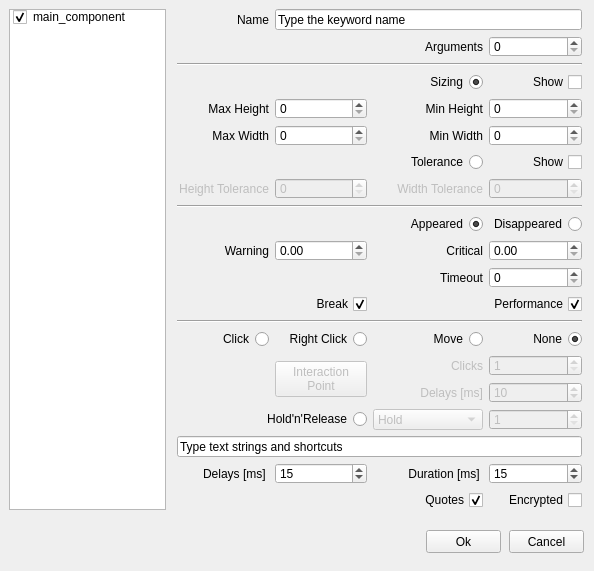
This is alyvix/extra/robotide/qt_ui/alyvix_rect_finder_properties_view.ui in alyvix/alyvix as Qt 5 draws it before an edit. The edited form follows.
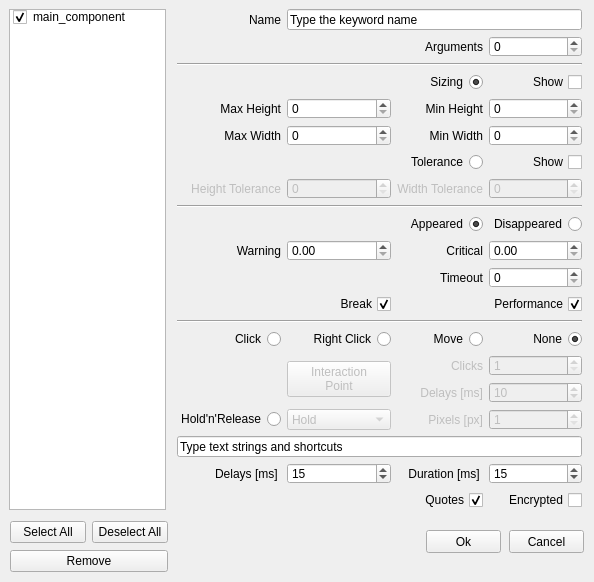
This is the edited form.

Patch:
```diff
--- a/alyvix/extra/robotide/qt_ui/alyvix_rect_finder_properties_view.ui
+++ b/alyvix/extra/robotide/qt_ui/alyvix_rect_finder_properties_view.ui
@@ -7,7 +7,7 @@
     <x>0</x>
     <y>0</y>
     <width>594</width>
-    <height>571</height>
+    <height>582</height>
    </rect>
   </property>
   <property name="windowTitle">
@@ -155,43 +155,6 @@
        </property>
       </widget>
      </item>
-     <item row="18" column="2">
-      <widget class="QComboBox" name="holdreleaseComboBox">
-       <property name="enabled">
-        <bool>false</bool>
-       </property>
-       <item>
-        <property name="text">
-         <string>Hold</string>
-        </property>
-       </item>
-       <item>
-        <property name="text">
-         <string>Release</string>
-        </property>
-       </item>
-       <item>
-        <property name="text">
-         <string>Release Up</string>
-        </property>
-       </item>
-       <item>
-        <property name="text">
-         <string>Release Down</string>
-        </property>
-       </item>
-       <item>
-        <property name="text">
-         <string>Release Left</string>
-        </property>
-       </item>
-       <item>
-        <property name="text">
-         <string>Release Right</string>
-        </property>
-       </item>
-      </widget>
-     </item>
      <item row="11" column="1">
       <widget class="QDoubleSpinBox" name="doubleSpinBoxWarning">
        <property name="maximum">
@@ -441,19 +404,6 @@
        </property>
       </widget>
      </item>
-     <item row="18" column="0" colspan="2">
-      <widget class="QRadioButton" name="holdreleaseRadio">
-       <property name="layoutDirection">
-        <enum>Qt::RightToLeft</enum>
-       </property>
-       <property name="text">
-        <string>Hold'n'Release</string>
-       </property>
-       <attribute name="buttonGroup">
-        <string notr="true">buttonGroup_2</string>
-       </attribute>
-      </widget>
-     </item>
      <item row="1" column="3">
       <widget class="QSpinBox" name="spinBoxArgs"/>
      </item>
@@ -734,6 +684,69 @@
        </property>
       </widget>
      </item>
+     <item row="18" column="0">
+      <widget class="QRadioButton" name="holdreleaseRadio">
+       <property name="layoutDirection">
+        <enum>Qt::RightToLeft</enum>
+       </property>
+       <property name="text">
+        <string>Hold'n'Release</string>
+       </property>
+       <attribute name="buttonGroup">
+        <string notr="true">buttonGroup_2</string>
+       </attribute>
+      </widget>
+     </item>
+     <item row="18" column="1">
+      <widget class="QComboBox" name="holdreleaseComboBox">
+       <property name="enabled">
+        <bool>false</bool>
+       </property>
+       <item>
+        <property name="text">
+         <string>Hold</string>
+        </property>
+       </item>
+       <item>
+        <property name="text">
+         <string>Release</string>
+        </property>
+       </item>
+       <item>
+        <property name="text">
+         <string>Release Up</string>
+        </property>
+       </item>
+       <item>
+        <property name="text">
+         <string>Release Down</string>
+        </property>
+       </item>
+       <item>
+        <property name="text">
+         <string>Release Left</string>
+        </property>
+       </item>
+       <item>
+        <property name="text">
+         <string>Release Right</string>
+        </property>
+       </item>
+      </widget>
+     </item>
+     <item row="18" column="2">
+      <widget class="QLabel" name="labelPixels">
+       <property name="enabled">
+        <bool>false</bool>
+       </property>
+       <property name="text">
+        <string>Pixels [px]</string>
+       </property>
+       <property name="alignment">
+        <set>Qt::AlignRight|Qt::AlignTrailing|Qt::AlignVCenter</set>
+       </property>
+      </widget>
+     </item>
     </layout>
    </widget>
   </widget>
@@ -1370,6 +1383,39 @@
     <string notr="true">buttonGroup_3</string>
    </attribute>
   </widget>
+  <widget class="QWidget" name="gridLayoutWidget_3">
+   <property name="geometry">
+    <rect>
+     <x>10</x>
+     <y>520</y>
+     <width>158</width>
+     <height>54</height>
+    </rect>
+   </property>
+   <layout class="QGridLayout" name="gridLayout_3">
+    <item row="0" column="0">
+     <widget class="QPushButton" name="pushButtonSelAll">
+      <property name="text">
+       <string>Select All</string>
+      </property>
+     </widget>
+    </item>
+    <item row="0" column="1">
+     <widget class="QPushButton" name="pushButtonDesAll">
+      <property name="text">
+       <string>Deselect All</string>
+      </property>
+     </widget>
+    </item>
+    <item row="1" column="0" colspan="2">
+     <widget class="QPushButton" name="pushButtonDelete">
+      <property name="text">
+       <string>Remove</string>
+      </property>
+     </widget>
+    </item>
+   </layout>
+  </widget>
  </widget>
  <resources/>
  <connections/>
```
Left out of the diff: 119 changed lines with no effect on the pictures.
